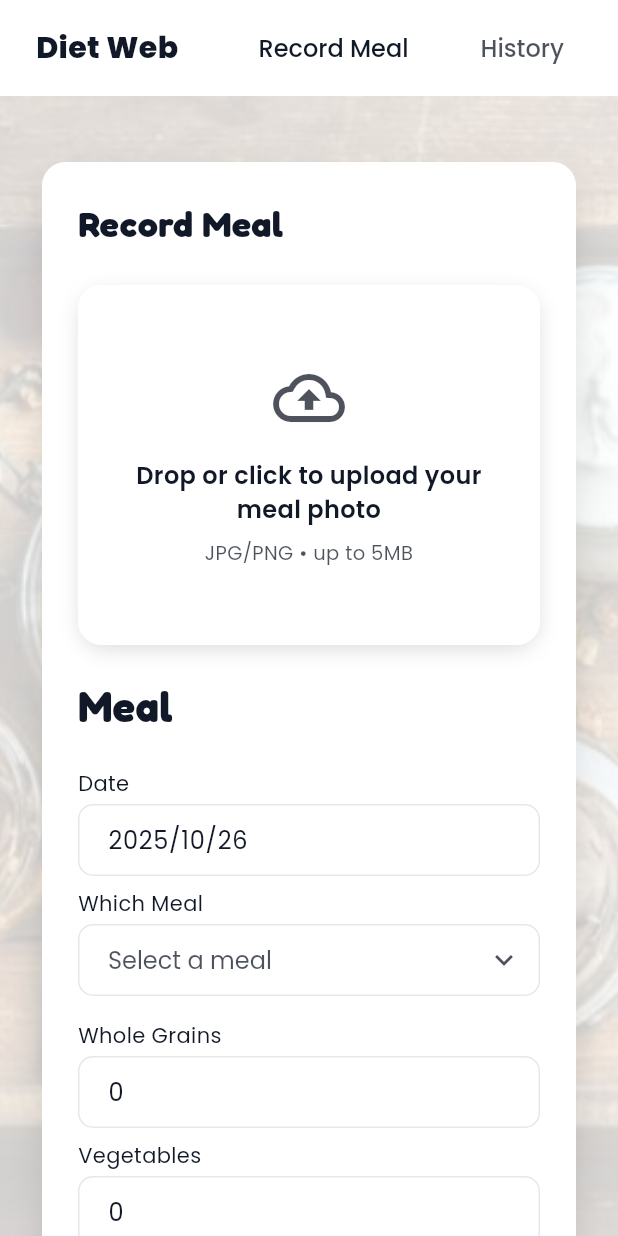
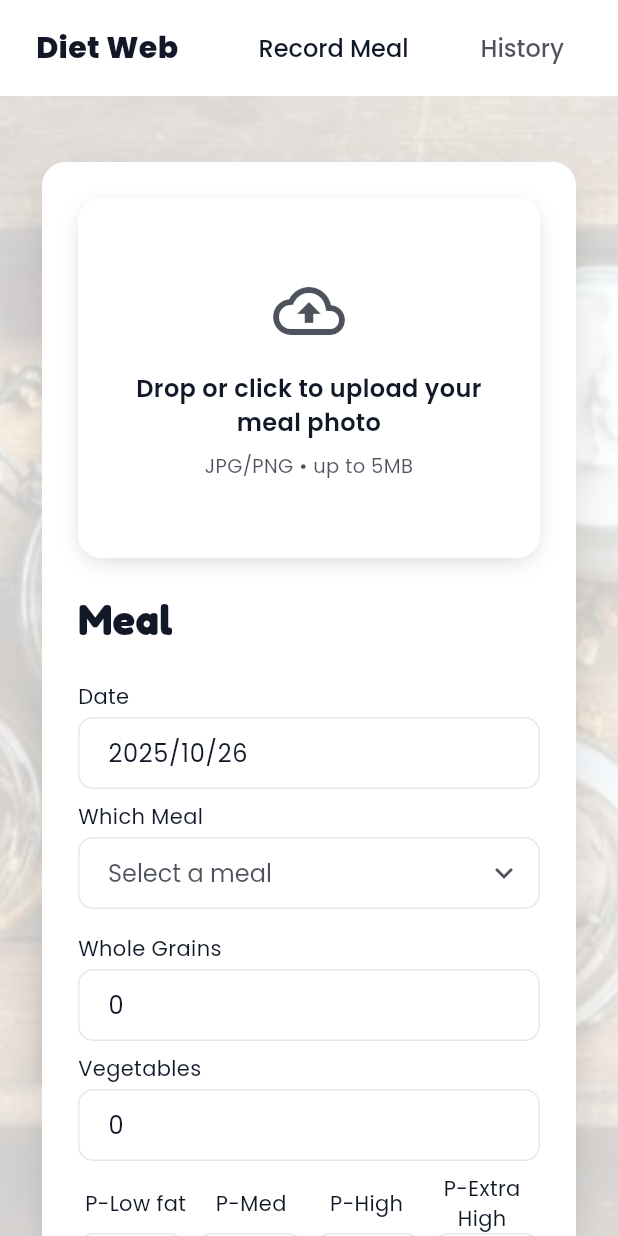
Before and after one commit to Elaine-Chang-0321/flutter_dietweb, a Flutter app: the RecordPage screen opened by its route, on a phone screen of 412 x 824 dp. Run offline on Flutter 3.47's test engine with Material 3 defaults, Android fonts, the phone set to English and light mode, and no system bars; drawn by our look-alikes of dotted_border; our stand-ins replace flutter_dotenv, google_fonts; missing offline and left inert: image_picker_web; network calls fail.

Commit message:
Update record_meal layout: adjust spacing and remove 'Protein' label

```diff
--- a/lib/pages/record_page.dart
+++ b/lib/pages/record_page.dart
@@ -218,7 +218,7 @@ class _RecordPageState extends State<RecordPage> {
   String? _proteinExtraHighFatErrorText;
   String? _junkFoodErrorText;
 
-  // Protein total warning
+  //  total warning
   String? _proteinTotalWarning;
 
   @override
@@ -295,6 +295,7 @@ class _RecordPageState extends State<RecordPage> {
     return Column(
       crossAxisAlignment: CrossAxisAlignment.start,
       children: [
+        if (label.isNotEmpty) ...[
           Text(
             label,
             style: GoogleFonts.poppins(
@@ -303,6 +304,7 @@ class _RecordPageState extends State<RecordPage> {
             ),
           ),
           const SizedBox(height: 4),
+        ],
         if (dropdownItems != null)
           DropdownButtonFormField<String>(
             value: selectedDropdownValue,
@@ -415,9 +417,6 @@ class _RecordPageState extends State<RecordPage> {
                             children: [
                               const SizedBox(height: 40),
                               _buildCard(context, screenWidth),
-                              const SizedBox(height: 40),
-                              _buildSubmitButton(),
-                              const SizedBox(height: 40),
                             ],
                           ),
                         ),
@@ -471,15 +470,6 @@ class _RecordPageState extends State<RecordPage> {
         child: Column(
           crossAxisAlignment: CrossAxisAlignment.start,
           children: [
-            Text(
-              'Record Meal', // Card Title
-              style: GoogleFonts.fredoka( // 標題字體 Fredoka
-                color: const Color(0xFF111827),
-                fontWeight: FontWeight.w700, // Weight 700–800
-                fontSize: 24,
-              ),
-            ),
-            const SizedBox(height: 24), // Space after title
 
             // Responsive layout for content within the card
             if (isMobile)
@@ -519,6 +509,14 @@ class _RecordPageState extends State<RecordPage> {
                     child: _buildFormSection(screenWidth),
                   ),
                 ],
+              ),
+              const SizedBox(height: 24), // 在表單和按鈕之間添加一些間距
+              Padding(
+                padding: EdgeInsets.only(right: isMobile ? 0 : 0), // 根據需要調整右側間距
+                child: Align(
+                  alignment: Alignment.bottomRight,
+                  child: _buildSubmitButton(width: isMobile ? double.infinity : 150), // 移動端佔滿，非移動端固定寬度
+                ),
               ),
             ],
         ),
@@ -687,7 +685,7 @@ class _RecordPageState extends State<RecordPage> {
                             keyboardType: TextInputType.number,
                             controller: _wholeGrainsController,
                             validator: (value) => _numericValidator(value, 'Whole Grains'),
-                            onChanged: (_) => _updateProteinTotalWarning(),
+                            onChanged: (_) => _updateTotalWarning(),
                           ),
                           const SizedBox(height: 8),
                           _buildTextField(
@@ -696,7 +694,7 @@ class _RecordPageState extends State<RecordPage> {
                             keyboardType: TextInputType.number,
                             controller: _vegetablesController,
                             validator: (value) => _numericValidator(value, 'Vegetables'),
-                            onChanged: (_) => _updateProteinTotalWarning(),
+                            onChanged: (_) => _updateTotalWarning(),
                           ),
                         ],
                       )
@@ -709,7 +707,7 @@ class _RecordPageState extends State<RecordPage> {
                               keyboardType: TextInputType.number,
                               controller: _wholeGrainsController,
                               validator: (value) => _numericValidator(value, 'Whole Grains'),
-                              onChanged: (_) => _updateProteinTotalWarning(),
+                              onChanged: (_) => _updateTotalWarning(),
                             ),
                           ),
                           const SizedBox(width: 24),
@@ -720,24 +718,16 @@ class _RecordPageState extends State<RecordPage> {
                               keyboardType: TextInputType.number,
                               controller: _vegetablesController,
                               validator: (value) => _numericValidator(value, 'Vegetables'),
-                              onChanged: (_) => _updateProteinTotalWarning(),
+                              onChanged: (_) => _updateTotalWarning(),
                             ),
                           ),
                         ],
                       ),
-                const SizedBox(height: 16),
-                // Third Row: Protein servings
+                const SizedBox(height: 8),
+                // Third Row:  servings
                 Column(
                   crossAxisAlignment: CrossAxisAlignment.start,
                   children: [
-                    Text(
-                      'Protein',
-                      style: GoogleFonts.poppins(
-                        fontSize: 14,
-                        color: const Color(0xFF111827),
-                      ),
-                    ),
-                    const SizedBox(height: 4),
                     isMobile
                         ? Column(
                             children: [
@@ -746,7 +736,7 @@ class _RecordPageState extends State<RecordPage> {
                                 children: [
                                   Expanded(
                                     child: Text(
-                                      'Low-fat',
+                                      'P-Low fat',
                                       textAlign: TextAlign.center,
                                       style: GoogleFonts.poppins(
                                         fontSize: 14,
@@ -756,7 +746,7 @@ class _RecordPageState extends State<RecordPage> {
                                   ),
                                   Expanded(
                                     child: Text(
-                                      'Med.',
+                                      'P-Med',
                                       textAlign: TextAlign.center,
                                       style: GoogleFonts.poppins(
                                         fontSize: 14,
@@ -766,7 +756,7 @@ class _RecordPageState extends State<RecordPage> {
                                   ),
                                   Expanded(
                                     child: Text(
-                                      'High',
+                                      'P-High',
                                       textAlign: TextAlign.center,
                                       style: GoogleFonts.poppins(
                                         fontSize: 14,
@@ -776,7 +766,7 @@ class _RecordPageState extends State<RecordPage> {
                                   ),
                                   Expanded(
                                     child: Text(
-                                      'Extra High',
+                                      'P-Extra High',
                                       textAlign: TextAlign.center,
                                       style: GoogleFonts.poppins(
                                         fontSize: 14,
@@ -786,7 +776,6 @@ class _RecordPageState extends State<RecordPage> {
                                   ),
                                 ],
                               ),
-                              const SizedBox(height: 4),
                               Row(
                                 children: [
                                   Expanded(
@@ -796,7 +785,7 @@ class _RecordPageState extends State<RecordPage> {
                                       keyboardType: TextInputType.number,
                                       controller: _proteinLowFatController,
                                       validator: (value) => _numericValidator(value, 'Low-fat'),
-                                      onChanged: (_) => _updateProteinTotalWarning(),
+                                      onChanged: (_) => _updateTotalWarning(),
                                     ),
                                   ),
                                   const SizedBox(width: 8),
@@ -807,7 +796,7 @@ class _RecordPageState extends State<RecordPage> {
                                       keyboardType: TextInputType.number,
                                       controller: _proteinMediumFatController,
                                       validator: (value) => _numericValidator(value, 'Medium-fat'),
-                                      onChanged: (_) => _updateProteinTotalWarning(),
+                                      onChanged: (_) => _updateTotalWarning(),
                                     ),
                                   ),
                                   const SizedBox(width: 8),
@@ -818,7 +807,7 @@ class _RecordPageState extends State<RecordPage> {
                                       keyboardType: TextInputType.number,
                                       controller: _proteinHighFatController,
                                       validator: (value) => _numericValidator(value, 'High-fat'),
-                                      onChanged: (_) => _updateProteinTotalWarning(),
+                                      onChanged: (_) => _updateTotalWarning(),
                                     ),
                                   ),
                                   const SizedBox(width: 8),
@@ -829,7 +818,7 @@ class _RecordPageState extends State<RecordPage> {
                                       keyboardType: TextInputType.number,
                                       controller: _proteinExtraHighFatController,
                                       validator: (value) => _numericValidator(value, 'Extra-high-fat'),
-                                      onChanged: (_) => _updateProteinTotalWarning(),
+                                      onChanged: (_) => _updateTotalWarning(),
                                     ),
                                   ),
                                 ],
@@ -844,7 +833,7 @@ class _RecordPageState extends State<RecordPage> {
                                 children: [
                                   Expanded(
                                     child: Text(
-                                      'Low-fat',
+                                      'P-Low fat',
                                       textAlign: TextAlign.center,
                                       style: GoogleFonts.poppins(
                                         fontSize: 14,
@@ -854,7 +843,7 @@ class _RecordPageState extends State<RecordPage> {
                                   ),
                                   Expanded(
                                     child: Text(
-                                      'Med.',
+                                      'P-Med',
                                       textAlign: TextAlign.center,
                                       style: GoogleFonts.poppins(
                                         fontSize: 14,
@@ -864,7 +853,7 @@ class _RecordPageState extends State<RecordPage> {
                                   ),
                                   Expanded(
                                     child: Text(
-                                      'High',
+                                      'P-High',
                                       textAlign: TextAlign.center,
                                       style: GoogleFonts.poppins(
                                         fontSize: 14,
@@ -874,7 +863,7 @@ class _RecordPageState extends State<RecordPage> {
                                   ),
                                   Expanded(
                                     child: Text(
-                                      'Extra High',
+                                      'P-Extra High',
                                       textAlign: TextAlign.center,
                                       style: GoogleFonts.poppins(
                                         fontSize: 14,
@@ -884,12 +873,11 @@ class _RecordPageState extends State<RecordPage> {
                                   ),
                                 ],
                               ),
-                              const SizedBox(height: 4),
                               GridView.count(
                                 shrinkWrap: true,
                                 crossAxisCount: constraints.maxWidth < 1024 ? 2 : 4, // 2 columns for tablet, 4 for desktop
                                 crossAxisSpacing: 24,
-                                mainAxisSpacing: 24,
+                                mainAxisSpacing: 8,
                                 childAspectRatio: constraints.maxWidth < 1024 ? (constraints.maxWidth / 2 - 24) / 100 : 1, // Adjust aspect ratio for better display
                                 children: [
                                   _buildTextField(
@@ -898,7 +886,7 @@ class _RecordPageState extends State<RecordPage> {
                                     keyboardType: TextInputType.number,
                                     controller: _proteinLowFatController,
                                     validator: (value) => _numericValidator(value, 'Low-fat'),
-                                    onChanged: (_) => _updateProteinTotalWarning(),
+                                    onChanged: (_) => _updateTotalWarning(),
                                   ),
                                   _buildTextField(
                                     label: '', // Label handled by separate Text widget
@@ -906,7 +894,7 @@ class _RecordPageState extends State<RecordPage> {
                                     keyboardType: TextInputType.number,
                                     controller: _proteinMediumFatController,
                                     validator: (value) => _numericValidator(value, 'Medium-fat'),
-                                    onChanged: (_) => _updateProteinTotalWarning(),
+                                    onChanged: (_) => _updateTotalWarning(),
                                   ),
                                   _buildTextField(
                                     label: '', // Label handled by separate Text widget
@@ -914,7 +902,7 @@ class _RecordPageState extends State<RecordPage> {
                                     keyboardType: TextInputType.number,
                                     controller: _proteinHighFatController,
                                     validator: (value) => _numericValidator(value, 'High-fat'),
-                                    onChanged: (_) => _updateProteinTotalWarning(),
+                                    onChanged: (_) => _updateTotalWarning(),
                                   ),
                                   _buildTextField(
                                     label: '', // Label handled by separate Text widget
@@ -922,7 +910,7 @@ class _RecordPageState extends State<RecordPage> {
                                     keyboardType: TextInputType.number,
                                     controller: _proteinExtraHighFatController,
                                     validator: (value) => _numericValidator(value, 'Extra-high-fat'),
-                                    onChanged: (_) => _updateProteinTotalWarning(),
+                                    onChanged: (_) => _updateTotalWarning(),
                                   ),
                                 ],
                               ),
@@ -946,9 +934,9 @@ class _RecordPageState extends State<RecordPage> {
     );
   }
 
-  Widget _buildSubmitButton() {
+  Widget _buildSubmitButton({double? width}) {
     return SizedBox(
-      width: double.infinity,
+      width: width ?? double.infinity,
       child: ElevatedButton(
         onPressed: _isLoading ? null : _submitForm,
         onHover: (value) {
@@ -1029,17 +1017,17 @@ class _RecordPageState extends State<RecordPage> {
     return null;
   }
 
-  void _updateProteinTotalWarning() {
+  void _updateTotalWarning() {
     final int lowFat = int.tryParse(_proteinLowFatController.text) ?? 0;
     final int mediumFat = int.tryParse(_proteinMediumFatController.text) ?? 0;
     final int highFat = int.tryParse(_proteinHighFatController.text) ?? 0;
     final int extraHighFat = int.tryParse(_proteinExtraHighFatController.text) ?? 0;
 
-    final int totalProtein = lowFat + mediumFat + highFat + extraHighFat;
+    final int total = lowFat + mediumFat + highFat + extraHighFat;
 
     setState(() {
-      if (totalProtein > 30) {
-        _proteinTotalWarning = 'Protein total is unusually high.';
+      if (total > 30) {
+        _proteinTotalWarning = ' total is unusually high.';
       } else {
         _proteinTotalWarning = null;
       }
```
Lines whose indentation alone changed are shown as unchanged.
